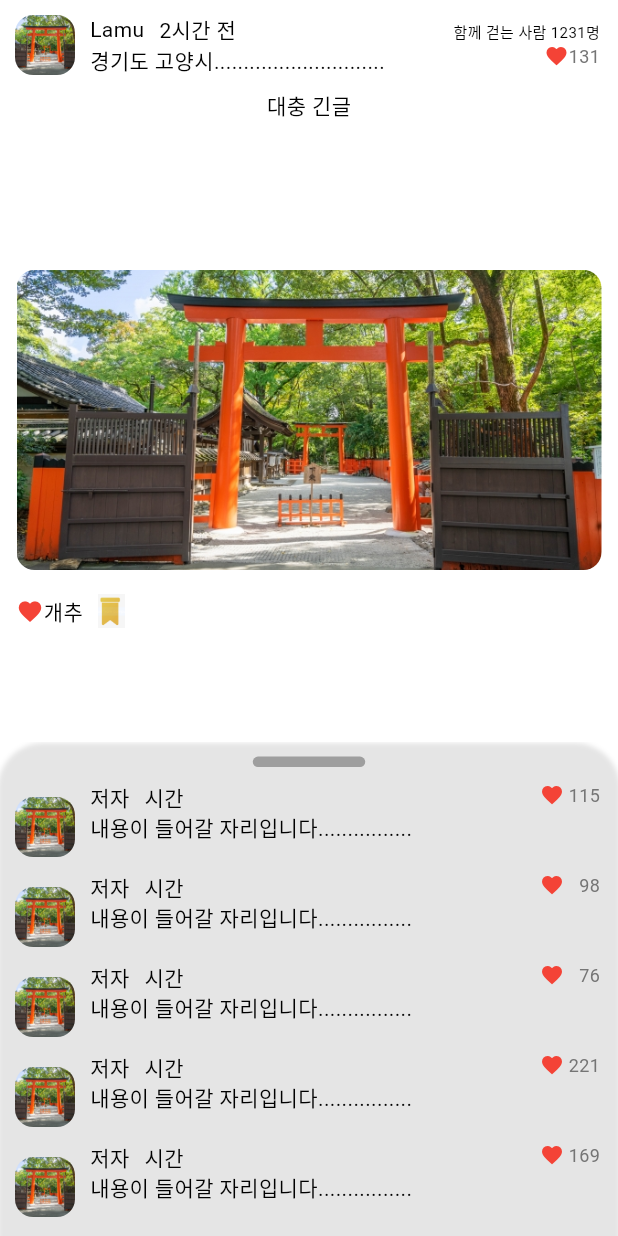
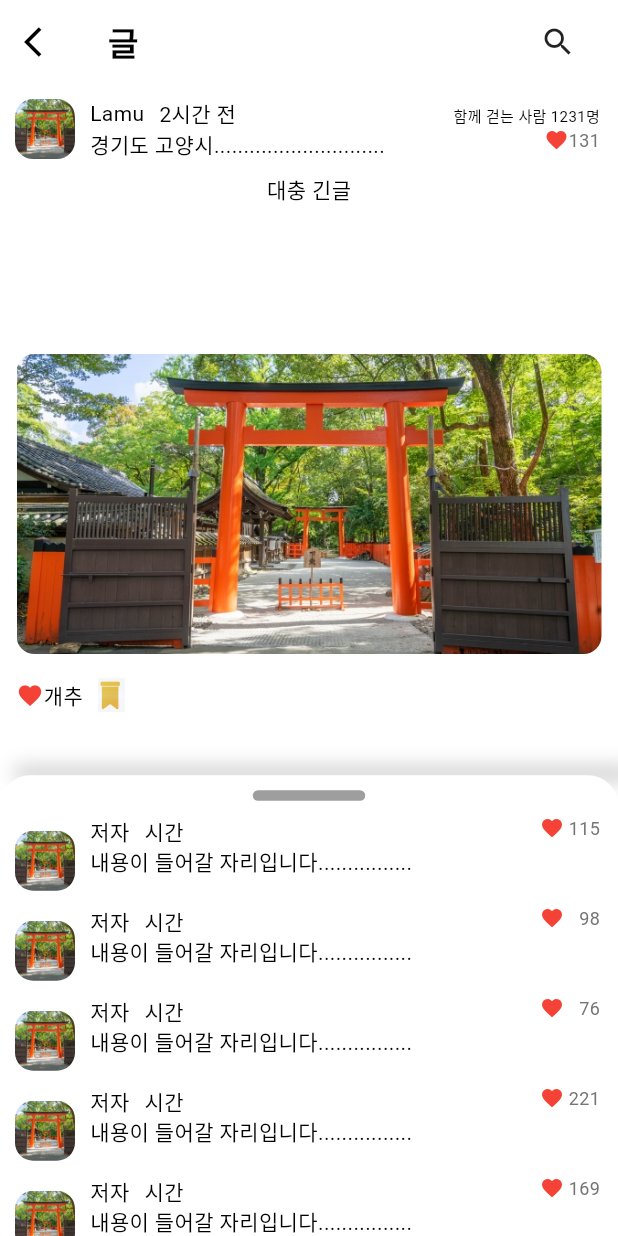
Before and after one commit to NostraProejct/NostraKnu_FE, a Flutter app: the CommunityDetail screen opened directly, on a phone screen of 412 x 824 dp. Run offline on Flutter 3.47's test engine with Material 3 defaults, Android fonts, the phone set to English and light mode, and no system bars; our stand-ins replace go_router, google_fonts, image_picker, infinite_scroll_pagination.

Commit message:
feat/ Community 디자인 마무리

```diff
--- a/lib/community/detail/communityChatList.dart
+++ b/lib/community/detail/communityChatList.dart
@@ -45,7 +45,7 @@ class _CommunityChatList extends State<CommunityChatList> {
           borderRadius: BorderRadius.circular(30),
         boxShadow: [
           BoxShadow(
-            color: Colors.black.withOpacity(0.1),
+            color: Colors.white.withOpacity(0.4),
             spreadRadius: 1,
             blurRadius: 2,
             offset: Offset(0, 2),
--- a/lib/community/detail/communityDetail.dart
+++ b/lib/community/detail/communityDetail.dart
@@ -1,6 +1,8 @@
 import 'package:flutter/cupertino.dart';
 import 'package:flutter/material.dart';
+import 'package:go_router/go_router.dart';
 import 'package:nostra/community/detail/communityChatList.dart';
+import 'package:nostra/community/detail/title/communityDetailTitle.dart';
 
 class CommunityDetail extends StatefulWidget {
 
@@ -11,7 +13,17 @@ class CommunityDetail extends StatefulWidget {
 class _CommunityDetail extends State<CommunityDetail> {
   @override
   Widget build(BuildContext context) {
-    return Container(
+    return Scaffold(
+      appBar: AppBar(
+        title: CommunityDetailTitle(),
+        leading:           IconButton(
+          icon: const Icon(Icons.arrow_back_ios),
+          onPressed: () {
+            context.go('/community/list');
+          },
+        ),
+      ),
+      body: Container(
         child: Stack(
           children: [
             Container(
@@ -117,21 +129,49 @@ class _CommunityDetail extends State<CommunityDetail> {
               minChildSize: 0.4,
               maxChildSize: 1.0,
               builder: (BuildContext context, ScrollController scrollController) {
-              return SingleChildScrollView(
+                return Stack(
+                  children: [
+                    Positioned(
+                      top: 0,
+                      left: 0,
+                      right: 0,
+                      child: Container(
+                        height: 10,
+                        decoration: BoxDecoration(
+                          boxShadow: [
+                            BoxShadow(
+                              color: Colors.black.withOpacity(0.2),
+                              blurRadius: 10,
+                              offset: Offset(10, -6),
+                            ),
+                          ],
+                        ),
+                      ),
+                    ),
+                    Container(
+                      decoration: BoxDecoration(
+                        borderRadius: BorderRadius.only(
+                          topLeft: Radius.circular(20),
+                          topRight: Radius.circular(20),
+                        ),
+                        color: Colors.white, // 배경색
+                      ),
+                      child: SingleChildScrollView(
                         controller: scrollController,
                         child: Container(
                           height: 1500,
-                    decoration: BoxDecoration(
-                        borderRadius: BorderRadius.only(
-                            topLeft: Radius.circular(20),
-                            topRight: Radius.circular(20)),
-                        color: Colors.white),
-                    child: CommunityChatList()),
+                          child: CommunityChatList(),
+                        ),
+                      ),
+                    ),
+                  ],
                 );
               },
               snap: true,
             )
+
           ],
+        ),
       ),
     );
   }
--- a/lib/community/detail/title/communityDetailTitle.dart
+++ b/lib/community/detail/title/communityDetailTitle.dart
@@ -10,12 +10,6 @@ class CommunityDetailTitle extends StatelessWidget {
       child: Row(
         mainAxisAlignment: MainAxisAlignment.start,
         children: [
-          IconButton(
-            icon: const Icon(Icons.arrow_back_ios),
-            onPressed: () {
-              context.go('/community/list');
-            },
-          ),
           const Text(
             '글',
             style: TextStyle(fontSize: 22, fontWeight: FontWeight.bold),
--- a/lib/community/list/title/communityListTitle.dart
+++ b/lib/community/list/title/communityListTitle.dart
@@ -11,12 +11,6 @@ class CommunityListTitle extends StatelessWidget {
       child: Row(
         mainAxisAlignment: MainAxisAlignment.start,
         children: [
-          IconButton(
-            icon: const Icon(Icons.arrow_back_ios),
-            onPressed: () {
-              context.pop();
-            },
-          ),
           const Text(
             '정보 게시판',
             style: TextStyle(fontSize: 22, fontWeight: FontWeight.bold),
--- a/lib/community/main/communityMain.dart
+++ b/lib/community/main/communityMain.dart
@@ -1,5 +1,6 @@
 import 'package:flutter/material.dart';
 import 'package:nostra/community/main/noticeBoardSection.dart';
+import 'package:nostra/community/main/title/communityTitle.dart';
 
 import 'data/boardTextData.dart';
 import 'data/data.dart';
@@ -44,6 +45,9 @@ class _CommunityMain extends State {
   Widget build(BuildContext context) {
 
     return Scaffold(
+      appBar: AppBar(
+        title: CommunityTitle(),
+      ),
       backgroundColor: Colors.white,
       body: Column(
         children: [
--- a/lib/community/write/title/CommunityWriteTitle.dart
+++ b/lib/community/write/title/CommunityWriteTitle.dart
@@ -10,12 +10,6 @@ class CommunityWriteTitle extends StatelessWidget {
       child: Row(
         mainAxisAlignment: MainAxisAlignment.start,
         children: [
-          IconButton(
-            icon: const Icon(Icons.arrow_back_ios),
-            onPressed: () {
-              context.go('/community/list');
-            },
-          ),
           const Text(
             '글쓰기',
             style: TextStyle(fontSize: 22, fontWeight: FontWeight.bold),
--- a/lib/infra/router/router.dart
+++ b/lib/infra/router/router.dart
@@ -1,40 +1,37 @@
 import 'package:flutter/material.dart';
 import 'package:go_router/go_router.dart';
+import 'package:nostra/community/detail/communityDetail.dart';
+
 import 'package:nostra/community/write/communityWrite.dart';
 
 import '../../community/list/communityList.dart';
-import '../../community/list/title/communityListTitle.dart';
 import '../../community/main/communityMain.dart';
+
 import '../../home/home_screen.dart';
-import '../../home/placeholderPage.dart';
 import '../../home/notice/noticeMain.dart';
-import '../../home/notice/title/notice_title.dart';
+import '../../home/notice/noticeDetail.dart';
+import '../../home/cafeteria/cafeteriaMain.dart';
+import '../../home/employment/employmentMain.dart';
+import '../../home/activity/activityMain.dart';
 import '../../home/mainpage.dart';
 
-// GoRouter 설정
+final GlobalKey<NavigatorState> homeNavigatorKey = GlobalKey<NavigatorState>();
+final GlobalKey<NavigatorState> mapNavigatorKey = GlobalKey<NavigatorState>();
+final GlobalKey<NavigatorState> communityNavigatorKey = GlobalKey<NavigatorState>();
+final GlobalKey<NavigatorState> settingsNavigatorKey = GlobalKey<NavigatorState>();
+
 final GoRouter router = GoRouter(
   initialLocation: '/',
   routes: [
-    ShellRoute(
-      builder: (context, state, child) {
-        if (state.fullPath == '/notice') {
-          return MainPage(
-            customTitle: NoticeTitleWidget(), // 커스텀 제목
-            customBackgroundColor: Colors.white, // 커스텀 배경색
-            child: child,
-          );
-        }
-        if (state.fullPath == '/community/list/write') {
-          return MainPage(
-            customTitle: CommunityListTitle(), // 커스텀 제목
-            customBackgroundColor: Colors.white, // 커스텀 배경색
-            child: child,
-          );
-        }
-        return MainPage(child: child);
+    StatefulShellRoute.indexedStack(
+      builder: (context, state, navigationShell) {
+        return MainPage(navigationShell: navigationShell,);
       },
+      branches: [
+        // 홈 창
+        StatefulShellBranch(
+            navigatorKey: homeNavigatorKey,
             routes: [
-        // 홈 창
               GoRoute(
                 path: '/',
                 pageBuilder: (BuildContext context, GoRouterState state) =>
@@ -43,37 +40,58 @@ final GoRouter router = GoRouter(
                 routes: [
                   GoRoute(
                     path: 'notice',
-              pageBuilder: (context, state) => MaterialPage(
-                child: NoticeMain(), // 공지사항
+                    pageBuilder: (BuildContext context, GoRouterState state) =>
+                        _customTransitionPage(NoticeMain()), // 공지사항
+                    routes: [
+                      GoRoute(
+                        path: ':id',
+                        pageBuilder: (context, state) {
+                          final params = state.extra as Map<String, String>? ?? {};
+                          return MaterialPage(
+                            child: NoticeDetail(
+                              id: params['id'] ?? '알 수 없음',
+                              title: params['title'] ?? '알 수 없음',
+                              date: params['date'] ?? '알 수 없음',
                             ),
+                          );
+                        },
+                      ),
+                    ],
                   ),
                   GoRoute(
                     path: 'cafeteria',
-              pageBuilder: (context, state) => MaterialPage(
-                child: PlaceholderPage(title: '학식'), // 학식
-              ),
+                    pageBuilder: (BuildContext context, GoRouterState state) =>
+                        _customTransitionPage(CafeteriaMain()), // 학식
                   ),
                   GoRoute(
                     path: 'activities',
-              pageBuilder: (context, state) => MaterialPage(
-                child: PlaceholderPage(title: '대외활동'), // 대외활동
-              ),
+                    pageBuilder: (BuildContext context, GoRouterState state) =>
+                        _customTransitionPage(ActivityMain()), // 대외활동
                   ),
                   GoRoute(
                     path: 'employment',
-              pageBuilder: (context, state) => MaterialPage(
-                child: PlaceholderPage(title: '취업'), // 취업
-              ),
+                    pageBuilder: (BuildContext context, GoRouterState state) =>
+                        _customTransitionPage(EmploymentMain()), // 취업
                   ),
                 ],
               ),
+            ]
+        ),
         // 맵 창
+        StatefulShellBranch(
+            navigatorKey: mapNavigatorKey,
+            routes: [
               GoRoute(
                 path: '/map',
                 pageBuilder: (BuildContext context, GoRouterState state) =>
                     _customTransitionPage(Text("맵 화면 준비 중")),
               ),
+            ]
+        ),
         // 커뮤니티 창
+        StatefulShellBranch(
+            navigatorKey: communityNavigatorKey,
+            routes: [
               GoRoute(
                 path: '/community',
                 pageBuilder: (BuildContext context, GoRouterState state) =>
@@ -91,13 +109,25 @@ final GoRouter router = GoRouter(
                         ),
                       ]
                   ),
+                  GoRoute(
+                      path: 'detailPost',
+                      pageBuilder: (BuildContext context, GoRouterState state) =>
+                          _customTransitionPage(CommunityDetail()),
+                  ),
                 ],
               ),
+            ]
+        ),
         // 설정 창
+        StatefulShellBranch(
+            navigatorKey: settingsNavigatorKey,
+            routes: [
               GoRoute(
                 path: '/settings',
                 pageBuilder: (BuildContext context, GoRouterState state) =>
                     _customTransitionPage(Text("설정 화면 준비 중")),
+              ),
+            ]
         ),
       ],
     ),
```
Also changed, not shown: lib/community/list/communityList.dart (+14 -2 lines), lib/community/write/communityWrite.dart (+12 -0 lines), lib/community/write/caterotyDropdown/categoryDropDown.dart (renamed from lib/community/write/categoryDropDown.dart), 3 other files. Lines whose indentation alone changed are shown as unchanged.
